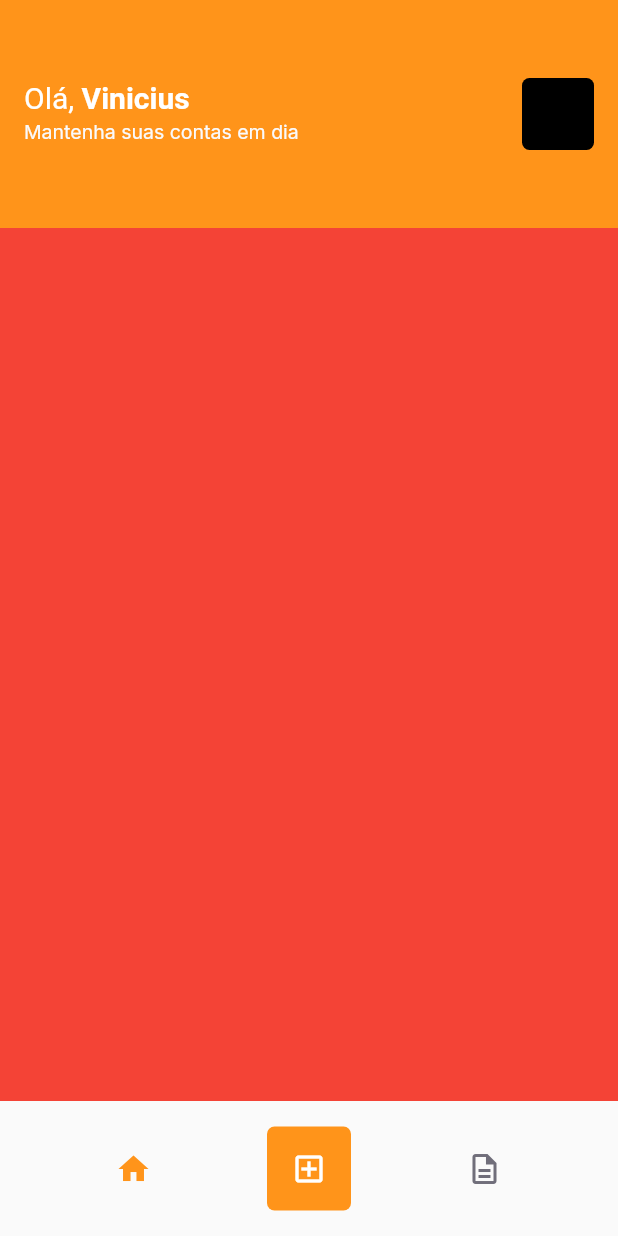
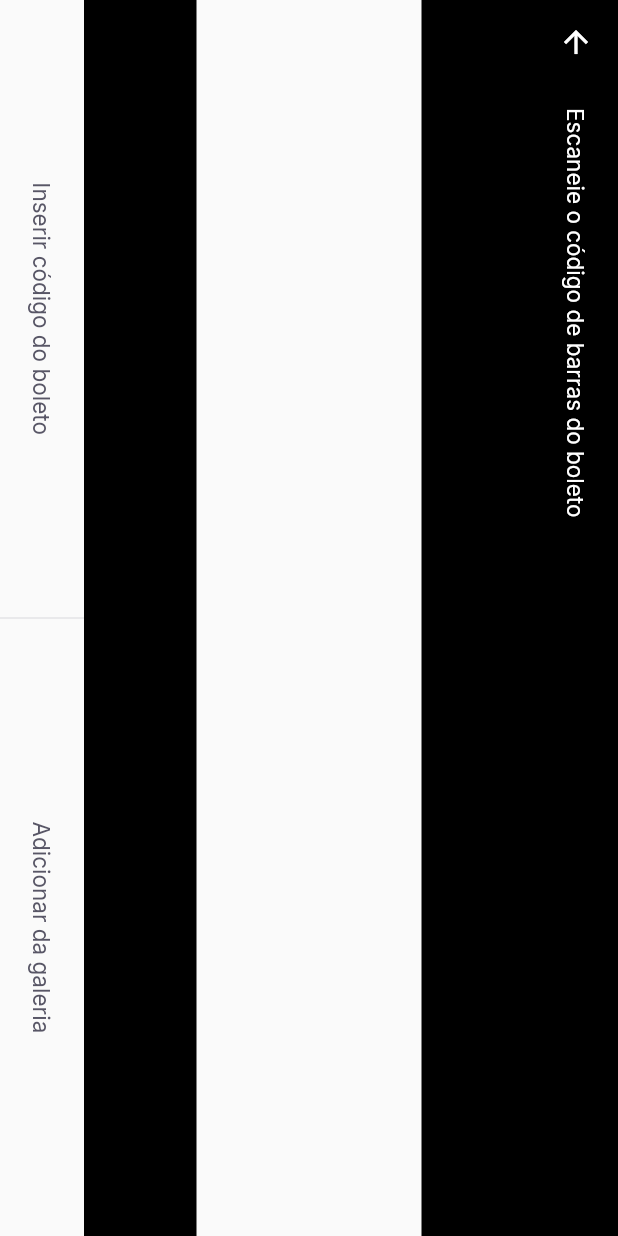
Before and after one commit to ViniciusRMoreira/payflow, a Flutter app: the HomePage screen opened by its route, after a tap on the "add box" icon, on a phone screen of 412 x 824 dp. Run offline on Flutter 3.47's test engine with Material 2 defaults, Android fonts, the phone set to English and light mode, and no system bars; our stand-ins replace firebase_core, google_fonts, google_sign_in, shared_preferences; missing offline and left inert: google_ml_kit; accounts and stored records are empty.

Commit message:
"Continuação aula 04"

```diff
--- a/lib/app_widget.dart
+++ b/lib/app_widget.dart
@@ -1,4 +1,6 @@
 import 'package:flutter/material.dart';
+import 'package:google_ml_kit/google_ml_kit.dart';
+import 'package:payflow/modules/barcode_scanner/barcode_scanner_page.dart';
 import 'package:payflow/modules/home/home_page.dart';
 import 'package:payflow/modules/splash/splash_page.dart';
 import 'package:payflow/shared/themes/appcolors.dart';
@@ -9,12 +11,16 @@ class AppWidget extends StatelessWidget {
   Widget build(BuildContext context) {
     return MaterialApp(
       title: 'Pay Flow',
-      theme: ThemeData(primaryColor: AppColors.primary),
+      theme: ThemeData(
+        primarySwatch: Colors.orange,
+        primaryColor: AppColors.primary,
+      ),
       initialRoute: "/splash",
       routes: {
         "/splash": (context) => SplashPage(),
         "/home": (context) => HomePage(),
         "/login": (context) => LoginPage(),
+        "/barcode_scanner": (context) => BarcodeScannerPage(),
       },
     );
   }
--- a/lib/modules/barcode_scanner/barcode_scanner_page.dart
+++ b/lib/modules/barcode_scanner/barcode_scanner_page.dart
@@ -1,15 +1,64 @@
 import 'package:flutter/material.dart';
+import 'package:payflow/shared/themes/app_text_styles.dart';
+import 'package:payflow/shared/themes/appcolors.dart';
+import 'package:payflow/shared/themes/widgets/divider_vertical/divider_vertical.dart';
+import 'package:payflow/shared/themes/widgets/set_label_buttons/set_label_buttons.dart';
+import 'package:payflow/shared/themes/widgets/social%20login/label_button/label_button.dart';
 
-class BarCodeScannerPage extends StatefulWidget {
-  const BarCodeScannerPage({Key? key}) : super(key: key);
+class BarcodeScannerPage extends StatefulWidget {
+  const BarcodeScannerPage({Key? key}) : super(key: key);
 
   @override
-  _BarCodeScannerPageState createState() => _BarCodeScannerPageState();
+  _BarcodeScannerPageState createState() => _BarcodeScannerPageState();
 }
 
-class _BarCodeScannerPageState extends State<BarCodeScannerPage> {
+class _BarcodeScannerPageState extends State<BarcodeScannerPage> {
   @override
   Widget build(BuildContext context) {
-    return Scaffold();
+    return RotatedBox(
+      quarterTurns: 1,
+      child: SafeArea(
+        top: true,
+        bottom: true,
+        right: true,
+        left: true,
+        child: Scaffold(
+          appBar: AppBar(
+            backgroundColor: Colors.black,
+            title: Text("Escaneie o código de barras do boleto",
+                style: TextStyles.buttonBackground),
+            leading: BackButton(
+              color: AppColors.background,
+            ),
+          ),
+          body: Column(
+            children: [
+              Expanded(
+                child: Container(
+                  color: Colors.black,
+                ),
+              ),
+              Expanded(
+                flex: 2,
+                child: Container(
+                  color: Colors.transparent,
+                ),
+              ),
+              Expanded(
+                child: Container(
+                  color: Colors.black,
+                ),
+              ),
+            ],
+          ),
+          bottomNavigationBar: SetLabelButtons(
+            primaryLabel: "Inserir código do boleto",
+            primaryOnPressed: () {},
+            secondaryLabel: "Adicionar da galeria",
+            secondaryOnPressed: () {},
+          ),
+        ),
+      ),
+    );
   }
 }
--- a/lib/modules/home/home_page.dart
+++ b/lib/modules/home/home_page.dart
@@ -1,5 +1,4 @@
 import 'package:flutter/material.dart';
-import 'package:payflow/main.dart';
 import 'package:payflow/modules/home/home_controller.dart';
 import 'package:payflow/shared/themes/appcolors.dart';
 import 'package:payflow/shared/themes/app_text_styles.dart';
@@ -12,14 +11,12 @@ class HomePage extends StatefulWidget {
 }
 
 class _HomePageState extends State<HomePage> {
-  final homeController = HomeController();
+  final controller = HomeController();
   final pages = [
     Container(
       color: Colors.red,
     ),
-    Container(
-      color: Colors.blue,
-    )
+    Container(color: Colors.blue),
   ];
   @override
   Widget build(BuildContext context) {
@@ -37,9 +34,7 @@ class _HomePageState extends State<HomePage> {
                     style: TextStyles.titleRegular,
                     children: [
                       TextSpan(
-                        text: "Vinicius",
-                        style: TextStyles.titleBoldBackground,
-                      )
+                          text: "Gabul", style: TextStyles.titleBoldBackground)
                     ]),
               ),
               subtitle: Text(
@@ -50,15 +45,14 @@ class _HomePageState extends State<HomePage> {
                 height: 48,
                 width: 48,
                 decoration: BoxDecoration(
-                  color: Colors.black,
-                  borderRadius: BorderRadius.circular(5),
-                ),
+                    color: Colors.black,
+                    borderRadius: BorderRadius.circular(5)),
               ),
             ),
           ),
         ),
       ),
-      body: pages[homeController.currentPage],
+      body: pages[controller.currentPage],
       bottomNavigationBar: Container(
         height: 90,
         child: Row(
@@ -66,7 +60,7 @@ class _HomePageState extends State<HomePage> {
           children: [
             IconButton(
                 onPressed: () {
-                  homeController.setPage(0);
+                  controller.setPage(0);
                   setState(() {});
                 },
                 icon: Icon(
@@ -75,32 +69,29 @@ class _HomePageState extends State<HomePage> {
                 )),
             GestureDetector(
               onTap: () {
-                print("Clicou");
+                Navigator.pushNamed(context, "/barcode_scanner");
               },
               child: Container(
                 width: 56,
                 height: 56,
                 decoration: BoxDecoration(
-                  color: AppColors.primary,
-                  borderRadius: BorderRadius.circular(5),
+                    color: AppColors.primary,
+                    borderRadius: BorderRadius.circular(5)),
+                child: Icon(
+                  Icons.add_box_outlined,
+                  color: AppColors.background,
                 ),
-                child: IconButton(
-                    onPressed: () {},
-                    icon: Icon(
-                      Icons.add_box_outlined,
-                      color: AppColors.background,
-                    )),
               ),
             ),
             IconButton(
                 onPressed: () {
-                  homeController.setPage(1);
+                  controller.setPage(1);
                   setState(() {});
                 },
                 icon: Icon(
                   Icons.description_outlined,
                   color: AppColors.body,
-                )),
+                ))
           ],
         ),
       ),
--- /dev/null
+++ b/lib/shared/themes/widgets/divider_vertical/divider_vertical.dart
@@ -0,0 +1,15 @@
+import 'package:flutter/material.dart';
+import 'package:payflow/shared/themes/appcolors.dart';
+
+class DividerVerticalWidget extends StatelessWidget {
+  const DividerVerticalWidget({Key? key}) : super(key: key);
+
+  @override
+  Widget build(BuildContext context) {
+    return Container(
+      width: 1,
+      height: double.maxFinite,
+      color: AppColors.stroke,
+    );
+  }
+}
--- /dev/null
+++ b/lib/shared/themes/widgets/set_label_buttons/set_label_buttons.dart
@@ -0,0 +1,35 @@
+import 'package:flutter/material.dart';
+import 'package:payflow/shared/themes/widgets/divider_vertical/divider_vertical.dart';
+import 'package:payflow/shared/themes/widgets/social%20login/label_button/label_button.dart';
+
+class SetLabelButtons extends StatelessWidget {
+  final String primaryLabel;
+  final VoidCallback primaryOnPressed;
+  final String secondaryLabel;
+  final VoidCallback secondaryOnPressed;
+  const SetLabelButtons(
+      {Key? key,
+      required this.primaryLabel,
+      required this.primaryOnPressed,
+      required this.secondaryLabel,
+      required this.secondaryOnPressed})
+      : super(key: key);
+
+  @override
+  Widget build(BuildContext context) {
+    return Container(
+      height: 56,
+      child: Row(
+        children: [
+          Expanded(
+              child: LabelButton(
+                  label: primaryLabel, onPressed: primaryOnPressed)),
+          DividerVerticalWidget(),
+          Expanded(
+              child: LabelButton(
+                  label: secondaryLabel, onPressed: secondaryOnPressed)),
+        ],
+      ),
+    );
+  }
+}
--- /dev/null
+++ b/lib/shared/themes/widgets/social login/label_button/label_button.dart
@@ -0,0 +1,26 @@
+import 'package:flutter/material.dart';
+import 'package:payflow/shared/themes/app_text_styles.dart';
+
+class LabelButton extends StatelessWidget {
+  final String label;
+  final VoidCallback onPressed;
+  const LabelButton({
+    Key? key,
+    required this.label,
+    required this.onPressed,
+  }) : super(key: key);
+
+  @override
+  Widget build(BuildContext context) {
+    return Container(
+      height: 60,
+      child: TextButton(
+        onPressed: onPressed,
+        child: Text(
+          label,
+          style: TextStyles.buttonHeading,
+        ),
+      ),
+    );
+  }
+}
```
